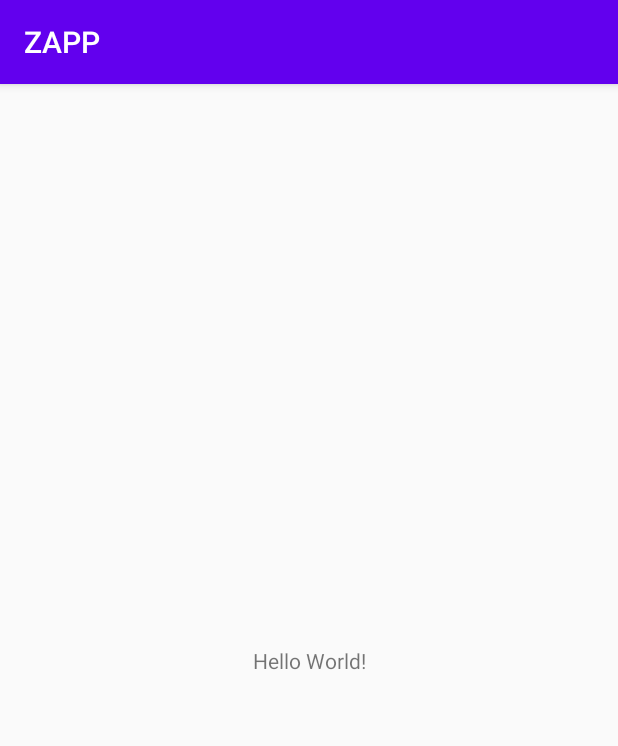
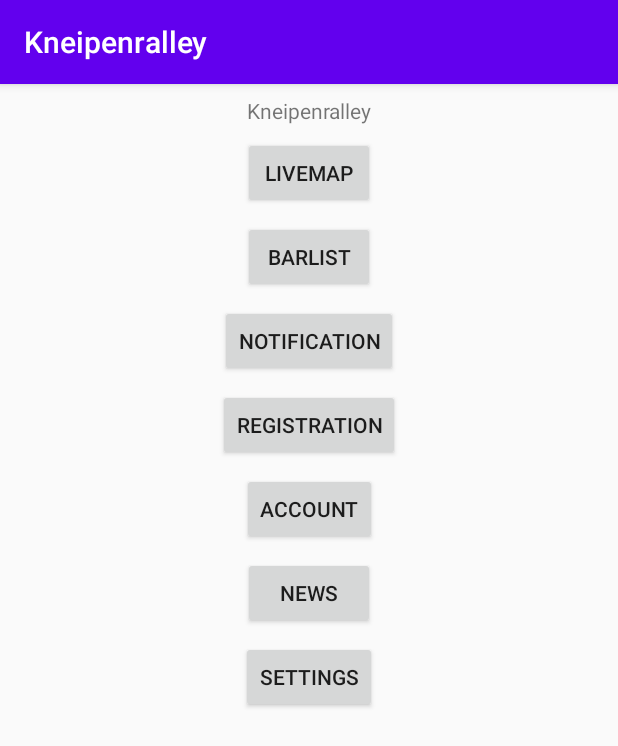
Before and after one commit to kneipenrallye/zapp-android-kotlin-master, an Android app: the screen it shows after launch (MainActivity), on a phone screen of 412 x 824 dp. Shown: the top 746 px of the screen. Run offline under Robolectric (Android 15) with nearby library versions, the phone set to English and light mode, and no system bars.

Commit message:
add MainActivity

```diff
--- a/app/src/main/AndroidManifest.xml
+++ b/app/src/main/AndroidManifest.xml
@@ -5,7 +5,7 @@
     <application
         android:allowBackup="true"
         android:icon="@mipmap/ic_launcher"
-        android:label="@string/app_name"
+        android:label="@string/main_title"
         android:roundIcon="@mipmap/ic_launcher_round"
         android:supportsRtl="true"
         android:theme="@style/AppTheme">
--- a/app/src/main/java/com/example/othregensburg/zapp/MainActivity.kt
+++ b/app/src/main/java/com/example/othregensburg/zapp/MainActivity.kt
@@ -2,11 +2,41 @@ package com.example.othregensburg.zapp
 
 import androidx.appcompat.app.AppCompatActivity
 import android.os.Bundle
+import kotlinx.android.synthetic.main.activity_main.*
 
 class MainActivity : AppCompatActivity() {
 
     override fun onCreate(savedInstanceState: Bundle?) {
         super.onCreate(savedInstanceState)
         setContentView(R.layout.activity_main)
+
+
+        btn_livemap.setOnClickListener {
+
+        }
+
+        btn_barlist.setOnClickListener {
+
+        }
+
+        btn_notification.setOnClickListener {
+
+        }
+
+        btn_registration.setOnClickListener {
+
+        }
+
+        btn_account.setOnClickListener {
+
+        }
+
+        btn_news.setOnClickListener {
+
+        }
+
+        btn_settings.setOnClickListener {
+
+        }
     }
 }
--- a/app/src/main/res/layout/activity_main.xml
+++ b/app/src/main/res/layout/activity_main.xml
@@ -7,12 +7,85 @@
     tools:context=".MainActivity">
 
     <TextView
+        android:id="@+id/lbl_title"
         android:layout_width="wrap_content"
         android:layout_height="wrap_content"
-        android:text="Hello World!"
-        app:layout_constraintBottom_toBottomOf="parent"
+        android:layout_marginTop="8dp"
+        android:text="@string/main_title"
+        app:layout_constraintEnd_toEndOf="parent"
         app:layout_constraintLeft_toLeftOf="parent"
         app:layout_constraintRight_toRightOf="parent"
+        app:layout_constraintStart_toStartOf="parent"
         app:layout_constraintTop_toTopOf="parent" />
 
+    <Button
+        android:id="@+id/btn_barlist"
+        android:layout_width="wrap_content"
+        android:layout_height="wrap_content"
+        android:layout_marginTop="8dp"
+        android:text="@string/main_barlist"
+        app:layout_constraintEnd_toEndOf="parent"
+        app:layout_constraintStart_toStartOf="parent"
+        app:layout_constraintTop_toBottomOf="@+id/btn_livemap" />
+
+    <Button
+        android:id="@+id/btn_account"
+        android:layout_width="wrap_content"
+        android:layout_height="wrap_content"
+        android:layout_marginTop="8dp"
+        android:text="@string/main_account"
+        app:layout_constraintEnd_toEndOf="parent"
+        app:layout_constraintStart_toStartOf="parent"
+        app:layout_constraintTop_toBottomOf="@+id/btn_registration" />
+
+    <Button
+        android:id="@+id/btn_registration"
+        android:layout_width="wrap_content"
+        android:layout_height="wrap_content"
+        android:layout_marginTop="8dp"
+        android:text="@string/main_registration"
+        app:layout_constraintEnd_toEndOf="parent"
+        app:layout_constraintStart_toStartOf="parent"
+        app:layout_constraintTop_toBottomOf="@+id/btn_notification" />
+
+    <Button
+        android:id="@+id/btn_livemap"
+        android:layout_width="wrap_content"
+        android:layout_height="wrap_content"
+        android:layout_marginTop="8dp"
+        android:text="@string/main_livemap"
+        app:layout_constraintEnd_toEndOf="parent"
+        app:layout_constraintStart_toStartOf="parent"
+        app:layout_constraintTop_toBottomOf="@+id/lbl_title" />
+
+    <Button
+        android:id="@+id/btn_notification"
+        android:layout_width="wrap_content"
+        android:layout_height="wrap_content"
+        android:layout_marginTop="8dp"
+        android:text="@string/main_notification"
+        app:layout_constraintEnd_toEndOf="parent"
+        app:layout_constraintStart_toStartOf="parent"
+        app:layout_constraintTop_toBottomOf="@+id/btn_barlist" />
+
+    <Button
+        android:id="@+id/btn_news"
+        android:layout_width="wrap_content"
+        android:layout_height="wrap_content"
+        android:layout_marginTop="8dp"
+        android:text="@string/main_news"
+        app:layout_constraintEnd_toEndOf="parent"
+        app:layout_constraintStart_toStartOf="parent"
+        app:layout_constraintTop_toBottomOf="@+id/btn_account" />
+
+    <Button
+        android:id="@+id/btn_settings"
+        android:layout_width="wrap_content"
+        android:layout_height="wrap_content"
+        android:layout_marginTop="8dp"
+        android:text="@string/main_settings"
+        app:layout_constraintEnd_toEndOf="parent"
+        app:layout_constraintStart_toStartOf="parent"
+        app:layout_constraintTop_toBottomOf="@+id/btn_news" />
+
 </androidx.constraintlayout.widget.ConstraintLayout>
--- a/app/src/main/res/values/strings.xml
+++ b/app/src/main/res/values/strings.xml
@@ -1,3 +1,11 @@
 <resources>
     <string name="app_name">ZAPP</string>
+    <string name="main_title">Kneipenralley</string>
+    <string name="main_barlist">Barlist</string>
+    <string name="main_account">Account</string>
+    <string name="main_livemap">Livemap</string>
+    <string name="main_notification">Notification</string>
+    <string name="main_settings">Settings</string>
+    <string name="main_registration">Registration</string>
+    <string name="main_news">News</string>
 </resources>
```
Also changed, not shown: 1 other file.
